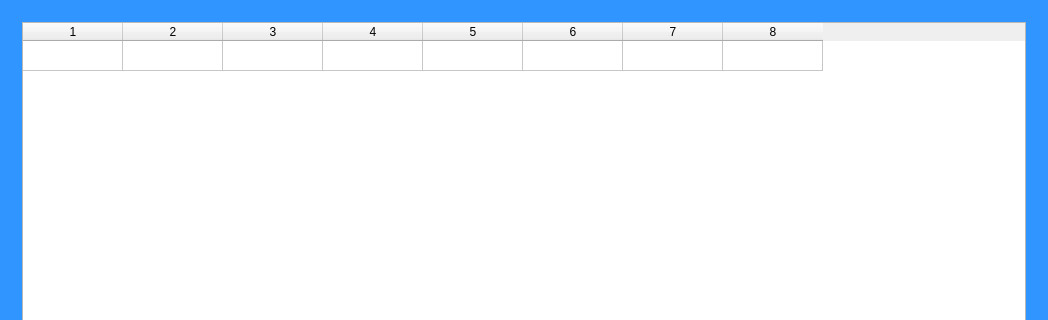
Before: the Qt Designer form mainwindowtecnico.ui in giuseppedifatta/sistemaTecnico, drawn with Qt 5; both pictures show x 0 to 1048 and y 0 to 320 of the 1048 by 727 pixel window.
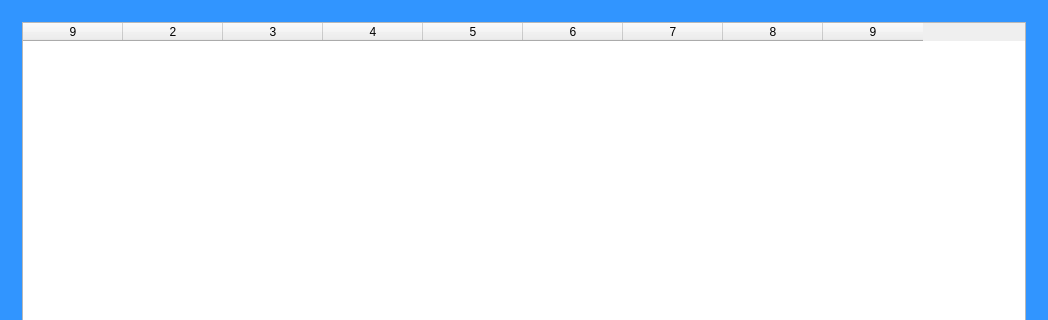
After: the same form once the commit is applied. The open tabs and pages were chosen to show the change.

Commit message: modifica per la visualizzazione del numero delle schede inserite nell'interfaccia di visualizzazione delle procedure di voto

```diff
--- a/mainwindowtecnico.ui
+++ b/mainwindowtecnico.ui
@@ -656,10 +656,10 @@
         <item>
          <widget class="QTableWidget" name="tableWidget_lista_procedure">
           <property name="rowCount">
-           <number>1</number>
+           <number>0</number>
           </property>
           <property name="columnCount">
-           <number>8</number>
+           <number>9</number>
           </property>
           <attribute name="horizontalHeaderCascadingSectionResizes">
            <bool>false</bool>
@@ -673,11 +673,11 @@
           <attribute name="verticalHeaderVisible">
            <bool>false</bool>
           </attribute>
-          <row>
+          <column>
            <property name="text">
-            <string>New Row</string>
+            <string>9</string>
            </property>
-          </row>
+          </column>
           <column/>
           <column/>
           <column/>
@@ -686,11 +686,6 @@
           <column/>
           <column/>
           <column/>
-          <item row="0" column="7">
-           <property name="checkState">
-            <enum>Unchecked</enum>
-           </property>
-          </item>
          </widget>
         </item>
         <item>
```
Left out of the diff: 2 changed lines with no effect on the pictures. The commit also changes 4 other files.
